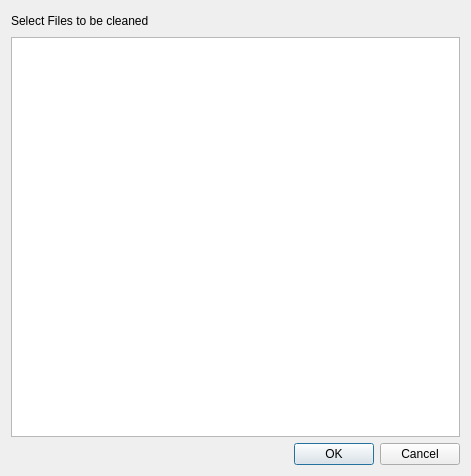
ebrahimraeyat/civilTools, file applications/cfactor/widgets/delete_backups.ui: the form before one commit.
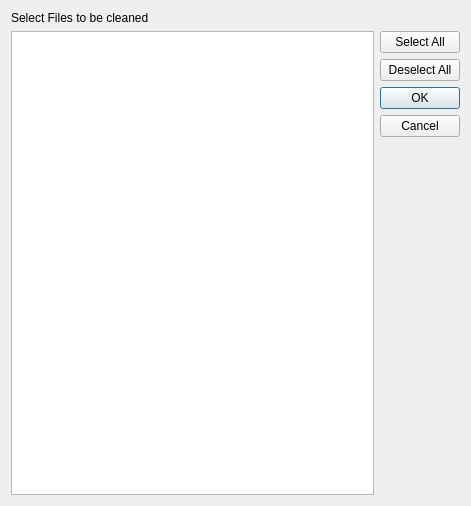
The form after the commit.

Commit message: CFACTOR: Adding Select and deselect for del backup files

The edit to the form file:
```diff
--- a/applications/cfactor/widgets/delete_backups.ui
+++ b/applications/cfactor/widgets/delete_backups.ui
@@ -7,15 +7,13 @@
     <x>0</x>
     <y>0</y>
     <width>471</width>
-    <height>476</height>
+    <height>506</height>
    </rect>
   </property>
   <property name="windowTitle">
    <string>Investigate Weakness</string>
   </property>
-  <layout class="QVBoxLayout" name="verticalLayout">
-   <item>
-    <layout class="QHBoxLayout" name="horizontalLayout">
+  <layout class="QVBoxLayout" name="verticalLayout_2">
      <item>
       <widget class="QLabel" name="label">
        <property name="text">
@@ -24,20 +22,7 @@
       </widget>
      </item>
      <item>
-      <spacer name="horizontalSpacer">
-       <property name="orientation">
-        <enum>Qt::Horizontal</enum>
-       </property>
-       <property name="sizeHint" stdset="0">
-        <size>
-         <width>40</width>
-         <height>20</height>
-        </size>
-       </property>
-      </spacer>
-     </item>
-    </layout>
-   </item>
+    <layout class="QHBoxLayout" name="horizontalLayout">
    <item>
     <widget class="QListWidget" name="list">
      <property name="selectionMode">
@@ -46,14 +31,37 @@
     </widget>
    </item>
    <item>
+      <layout class="QVBoxLayout" name="verticalLayout">
+       <item>
+        <widget class="QPushButton" name="select_all">
+         <property name="text">
+          <string>Select All</string>
+         </property>
+        </widget>
+       </item>
+       <item>
+        <widget class="QPushButton" name="deselect_all">
+         <property name="text">
+          <string>Deselect All</string>
+         </property>
+        </widget>
+       </item>
+       <item>
     <widget class="QDialogButtonBox" name="buttonBox">
      <property name="orientation">
-      <enum>Qt::Horizontal</enum>
+          <enum>Qt::Vertical</enum>
      </property>
      <property name="standardButtons">
       <set>QDialogButtonBox::Cancel|QDialogButtonBox::Ok</set>
      </property>
-    </widget>
+         <property name="centerButtons">
+          <bool>false</bool>
+         </property>
+        </widget>
+       </item>
+      </layout>
+     </item>
+    </layout>
    </item>
   </layout>
  </widget>
```
Lines whose indentation alone changed are shown as unchanged. The commit also changes 1 other file.
